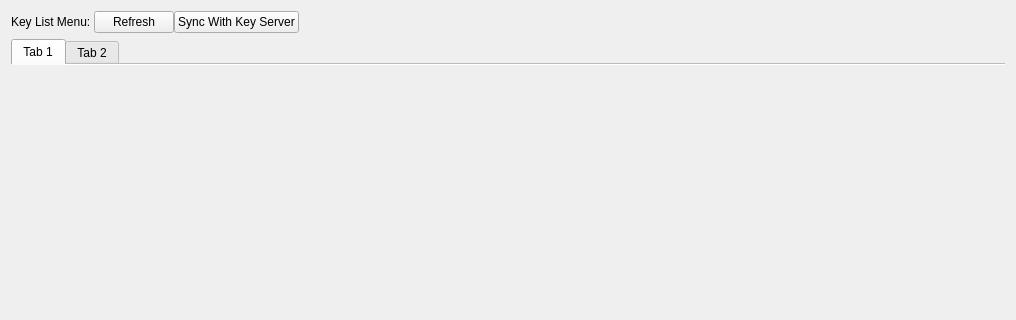
The window that ui/KeyList.ui (saturneric/GpgFrontend) describes before a commit, drawn with Qt 5; both pictures show x 0 to 1016 and y 0 to 320 of the 1016 by 856 pixel window.
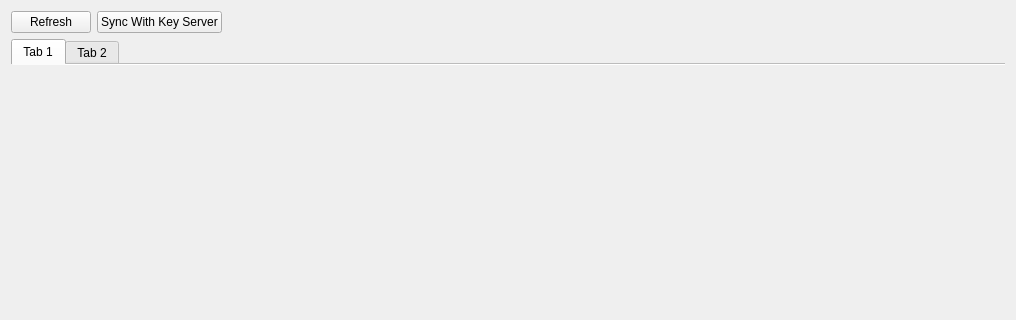
The same window after the commit.

Commit message:
<feat, refactor, fixed>(core, ui): add & modify file operations
1. add non ascii mode for file operations.
2. the suffix of normalized file encryption.
3. refactor general settings.

What changed in the file:
```diff
--- a/ui/KeyList.ui
+++ b/ui/KeyList.ui
@@ -18,9 +18,9 @@
     <layout class="QVBoxLayout" name="verticalLayout">
      <item>
       <widget class="QWidget" name="menuWidget" native="true">
-       <layout class="QHBoxLayout" name="menu">
+       <layout class="QVBoxLayout" name="verticalLayout_3">
         <property name="spacing">
-         <number>0</number>
+         <number>6</number>
         </property>
         <property name="leftMargin">
          <number>0</number>
@@ -35,20 +35,15 @@
          <number>0</number>
         </property>
         <item>
-         <widget class="QLabel" name="keyListOperationsLabel">
-          <property name="text">
-           <string>Key List Menu: </string>
-          </property>
-         </widget>
-        </item>
-        <item alignment="Qt::AlignLeft">
+         <layout class="QHBoxLayout" name="horizontalLayout">
+          <item>
          <widget class="QPushButton" name="refreshKeyListButton">
           <property name="text">
            <string>Refresh</string>
           </property>
          </widget>
         </item>
-        <item alignment="Qt::AlignLeft">
+          <item>
          <widget class="QPushButton" name="syncButton">
           <property name="text">
            <string>Sync With Key Server</string>
@@ -67,6 +62,8 @@
            </size>
           </property>
          </spacer>
+          </item>
+         </layout>
         </item>
        </layout>
       </widget>
```
Lines whose indentation alone changed are shown as unchanged. The commit also changes 23 other files.
